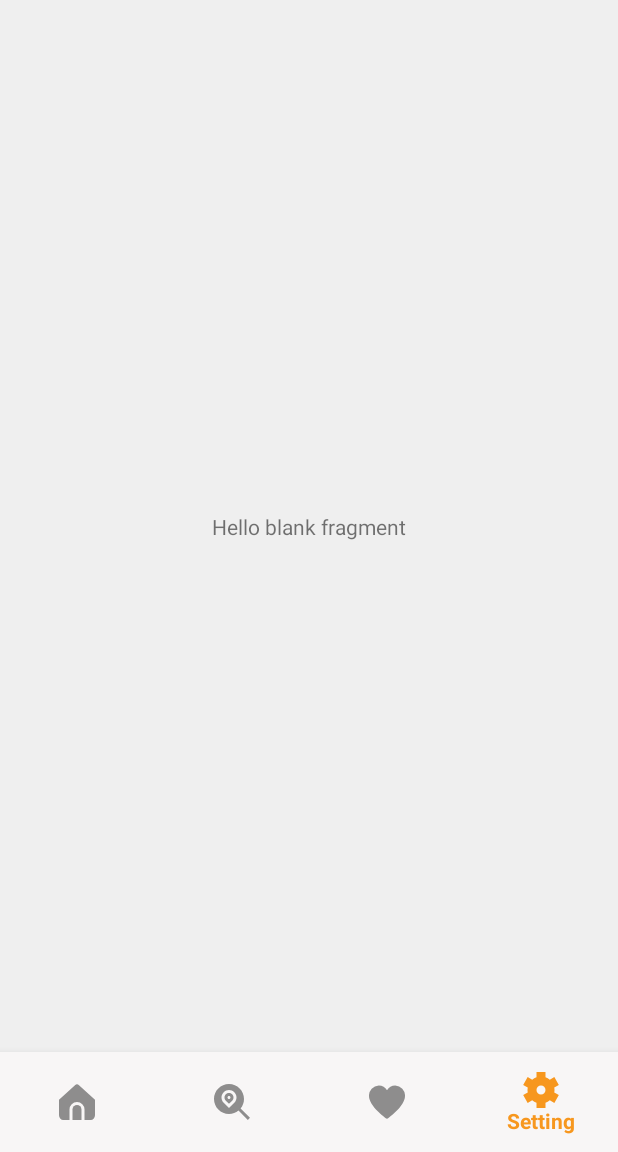
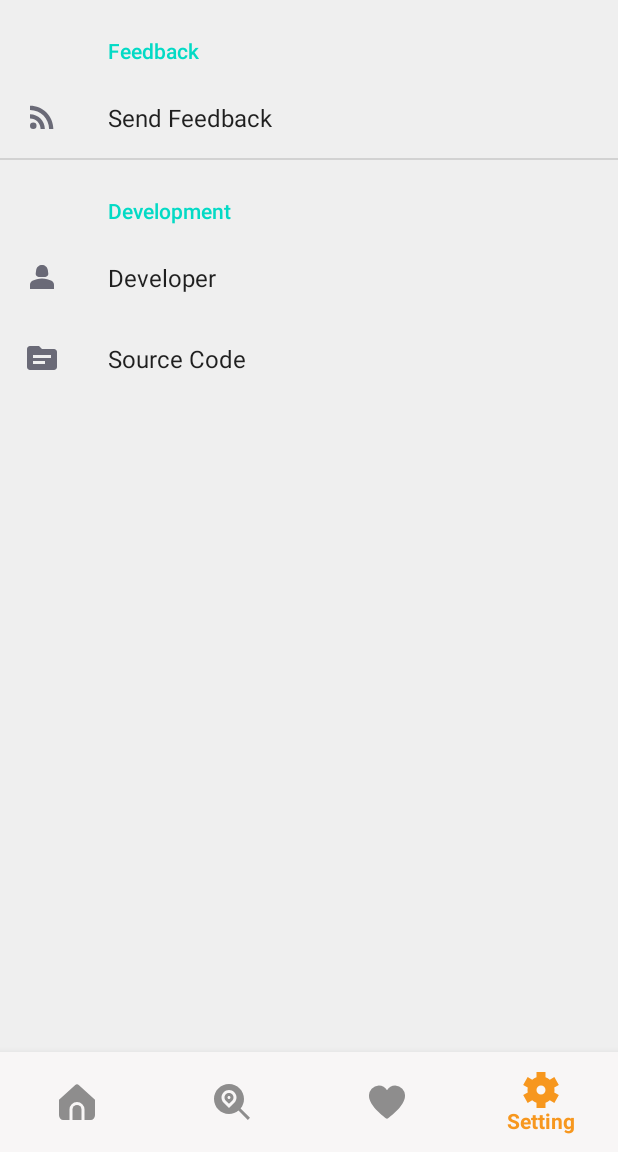
Before and after one commit to salihkinali/CurrentNewsApp, an Android app: the SettingFragment screen opened through its navigation route, on a phone screen of 412 x 824 dp, the part 84-1236 px from its top. Run offline under Robolectric (Android 15) with nearby library versions, the phone set to English and light mode, and no system bars; our stand-ins replace Picasso, Room's generated code, androidx.preference, navigation-ui; pictures from the network do not load; Roboto replaces fonts that are not available here.

Commit message:
Added new options in settingFragment

```diff
--- a/app/build.gradle
+++ b/app/build.gradle
@@ -43,6 +43,7 @@ dependencies {
     implementation 'androidx.appcompat:appcompat:1.5.0'
     implementation 'com.google.android.material:material:1.6.1'
     implementation 'androidx.constraintlayout:constraintlayout:2.1.4'
+    implementation 'androidx.preference:preference-ktx:1.1.1'
     testImplementation 'junit:junit:4.13.2'
     androidTestImplementation 'androidx.test.ext:junit:1.1.3'
     androidTestImplementation 'androidx.test.espresso:espresso-core:3.4.0'
--- a/app/src/main/java/com/salihkinali/currentnewsapp/ui/fragment/SettingFragment.kt
+++ b/app/src/main/java/com/salihkinali/currentnewsapp/ui/fragment/SettingFragment.kt
@@ -1,24 +1,48 @@
 package com.salihkinali.currentnewsapp.ui.fragment
 
+import android.content.Intent
+import android.net.Uri
 import android.os.Bundle
-import androidx.fragment.app.Fragment
-import android.view.LayoutInflater
 import android.view.View
-import android.view.ViewGroup
-import com.salihkinali.currentnewsapp.databinding.FragmentSettingBinding
+import androidx.preference.Preference
+import androidx.preference.PreferenceFragmentCompat
+import com.salihkinali.currentnewsapp.R
 
 
-class SettingFragment : Fragment() {
-    private var _binding: FragmentSettingBinding? = null
-    private val binding get() = _binding!!
-
-    override fun onCreateView(
-        inflater: LayoutInflater, container: ViewGroup?,
-        savedInstanceState: Bundle?
-    ): View {
-        _binding = FragmentSettingBinding.inflate(inflater, container, false)
-        return binding.root
+class SettingFragment : PreferenceFragmentCompat() {
+    override fun onCreatePreferences(savedInstanceState: Bundle?, rootKey: String?) {
+        setPreferencesFromResource(R.xml.preference, rootKey)
     }
 
+    override fun onViewCreated(view: View, savedInstanceState: Bundle?) {
+        super.onViewCreated(view, savedInstanceState)
+        initView()
+    }
 
+    private fun initView() {
+        findPreference<Preference>("developer")?.onPreferenceClickListener =
+            Preference.OnPreferenceClickListener {
+                openView("https://twitter.com/S_kinali")
+                true
+            }
+        findPreference<Preference>("source_code")?.onPreferenceClickListener =
+            Preference.OnPreferenceClickListener {
+                openView("https://github.com/salihkinali/CurrentNewsApp")
+                true
+            }
+        findPreference<Preference>("send_feedback")?.onPreferenceClickListener =
+            Preference.OnPreferenceClickListener {
+                openView("https://docs.google.com/forms/d/1GOUNwV12H3QDjhM26GSZRQbhV-mOXvUTbOyVlPGWOB0/")
+                true
+            }
+
+    }
+
+    private fun openView(url: String) {
+        val viewIntent = Intent(
+            "android.intent.action.VIEW",
+            Uri.parse(url)
+        )
+        startActivity(viewIntent)
+    }
 }
--- /dev/null
+++ b/app/src/main/res/drawable/ic_feed.xml
@@ -0,0 +1,6 @@
+<vector android:height="24dp" android:tint="#6A6A77"
+    android:viewportHeight="24" android:viewportWidth="24"
+    android:width="24dp" xmlns:android="http://schemas.android.com/apk/res/android">
+    <path android:fillColor="@android:color/white" android:pathData="M6.18,17.82m-2.18,0a2.18,2.18 0,1 1,4.36 0a2.18,2.18 0,1 1,-4.36 0"/>
+    <path android:fillColor="@android:color/white" android:pathData="M4,4.44v2.83c7.03,0 12.73,5.7 12.73,12.73h2.83c0,-8.59 -6.97,-15.56 -15.56,-15.56zM4,10.1v2.83c3.9,0 7.07,3.17 7.07,7.07h2.83c0,-5.47 -4.43,-9.9 -9.9,-9.9z"/>
+</vector>
--- /dev/null
+++ b/app/src/main/res/drawable/ic_person.xml
@@ -0,0 +1,6 @@
+<vector android:height="24dp" android:tint="#6A6A77"
+    android:viewportHeight="24" android:viewportWidth="24"
+    android:width="24dp" xmlns:android="http://schemas.android.com/apk/res/android">
+    <path android:fillColor="@android:color/white" android:pathData="M18.39,14.56C16.71,13.7 14.53,13 12,13c-2.53,0 -4.71,0.7 -6.39,1.56C4.61,15.07 4,16.1 4,17.22V20h16v-2.78C20,16.1 19.39,15.07 18.39,14.56z"/>
+    <path android:fillColor="@android:color/white" android:pathData="M9.78,12h4.44c1.21,0 2.14,-1.06 1.98,-2.26l-0.32,-2.45C15.57,5.39 13.92,4 12,4S8.43,5.39 8.12,7.29L7.8,9.74C7.64,10.94 8.57,12 9.78,12z"/>
+</vector>
--- /dev/null
+++ b/app/src/main/res/drawable/ic_source.xml
@@ -0,0 +1,5 @@
+<vector android:height="24dp" android:tint="#6A6A77"
+    android:viewportHeight="24" android:viewportWidth="24"
+    android:width="24dp" xmlns:android="http://schemas.android.com/apk/res/android">
+    <path android:fillColor="@android:color/white" android:pathData="M20,6h-8l-2,-2H4C2.9,4 2.01,4.9 2.01,6L2,18c0,1.1 0.9,2 2,2h16c1.1,0 2,-0.9 2,-2V8C22,6.9 21.1,6 20,6zM14,16H6v-2h8V16zM18,12H6v-2h12V12z"/>
+</vector>
--- a/app/src/main/res/layout/fragment_setting.xml
+++ b/app/src/main/res/layout/fragment_setting.xml
@@ -1,20 +1,12 @@
 <?xml version="1.0" encoding="utf-8"?>
-<androidx.constraintlayout.widget.ConstraintLayout xmlns:android="http://schemas.android.com/apk/res/android"
-    xmlns:app="http://schemas.android.com/apk/res-auto"
+<LinearLayout xmlns:android="http://schemas.android.com/apk/res/android"
     xmlns:tools="http://schemas.android.com/tools"
     android:id="@+id/frameLayout"
     android:layout_width="match_parent"
+    android:background="@color/white"
     android:layout_height="match_parent"
+    android:orientation="vertical"
+    android:layout_margin="@dimen/_5dp"
     tools:context=".ui.fragment.SettingFragment">
 
-    <TextView
-        android:id="@+id/textView2"
-        android:layout_width="wrap_content"
-        android:layout_height="wrap_content"
-        android:text="@string/hello_blank_fragment"
-        app:layout_constraintBottom_toBottomOf="parent"
-        app:layout_constraintEnd_toEndOf="parent"
-        app:layout_constraintStart_toStartOf="parent"
-        app:layout_constraintTop_toTopOf="parent" />
-
-</androidx.constraintlayout.widget.ConstraintLayout>
+</LinearLayout>
--- a/app/src/main/res/values-night/strings.xml
+++ b/app/src/main/res/values-night/strings.xml
@@ -1,6 +1,6 @@
 <?xml version="1.0" encoding="utf-8"?>
 <resources>
-    <string name="setting">Setting</string>
+    <string name="setting" translatable="false">Setting</string>
     <string name="your_saved_articles">Your Saved Articles</string>
     <string name="not_found">The content you were looking for could not be found</string>
 </resources>
--- a/app/src/main/res/values/strings.xml
+++ b/app/src/main/res/values/strings.xml
@@ -1,19 +1,23 @@
 <resources>
-    <string name="app_name">Current News App</string>
-    <string name="hello_blank_fragment">Hello blank fragment</string>
-    <string name="home">Home</string>
-    <string name="yes">Yes</string>
-    <string name="no">No</string>
-    <string name="favorite">Favorite</string>
+    <string name="app_name" translatable="false">Current News App</string>
+    <string name="hello_blank_fragment" translatable="false">Hello blank fragment</string>
+    <string name="home" translatable="false">Home</string>
+    <string name="yes" translatable="false">Yes</string>
+    <string name="no" translatable="false">No</string>
+    <string name="favorite" translatable="false">Favorite</string>
     <string name="setting">Setting</string>
-    <string name="news_image">News Image</string>
-    <string name="search_text">You can search everything in the world.</string>
-    <string name="search">Search</string>
-    <string name="go_to_source">Go to Source</string>
-    <string name="example">Example</string>
+    <string name="news_image" translatable="false">News Image</string>
+    <string name="search_text" translatable="false">You can search everything in the world.</string>
+    <string name="search" translatable="false">Search</string>
+    <string name="go_to_source" translatable="false">Source Code</string>
+    <string name="example" translatable="false">Example</string>
     <string name="add_to_favorite_list">Add to Favorite</string>
     <string name="added_favorite">Added Favorite</string>
     <string name="your_saved_articles">Your Saved Articles</string>
     <string name="not_found">The content you were looking for could not be found</string>
     <string name="warning">!</string>
+    <string name="development">Development</string>
+    <string name="developer">Developer</string>
+    <string name="send_feedback">Send Feedback</string>
+    <string name="feedback">Feedback</string>
 </resources>
--- /dev/null
+++ b/app/src/main/res/xml/preference.xml
@@ -0,0 +1,22 @@
+<?xml version="1.0" encoding="utf-8"?>
+<PreferenceScreen xmlns:app="http://schemas.android.com/apk/res-auto">
+
+    <PreferenceCategory app:title="@string/feedback">
+        <Preference
+            app:icon="@drawable/ic_feed"
+            app:key="send_feedback"
+            app:title="@string/send_feedback" />
+
+    </PreferenceCategory>
+
+    <PreferenceCategory app:title="@string/development">
+        <Preference
+            app:icon="@drawable/ic_person"
+            app:key="developer"
+            app:title="@string/developer" />
+        <Preference
+            app:icon="@drawable/ic_source"
+            app:key="source_code"
+            app:title="@string/go_to_source" />
+    </PreferenceCategory>
+</PreferenceScreen>
```
Also changed, not shown: app/src/main/res/layout/fragment_search.xml (+16 -9 lines).
